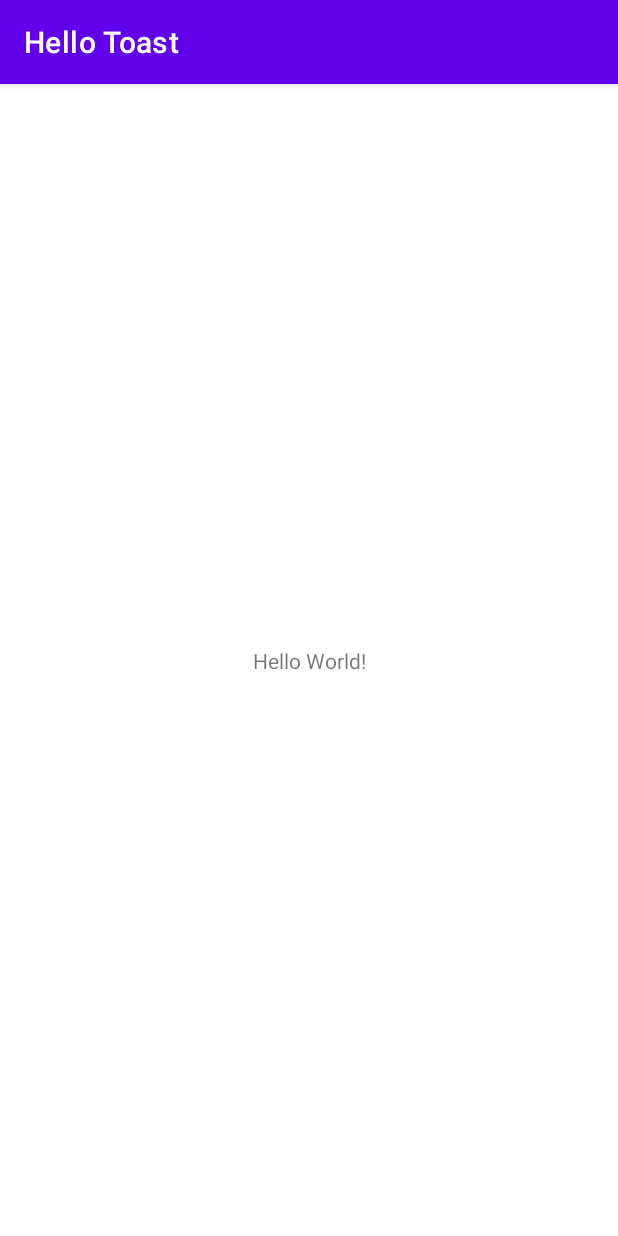
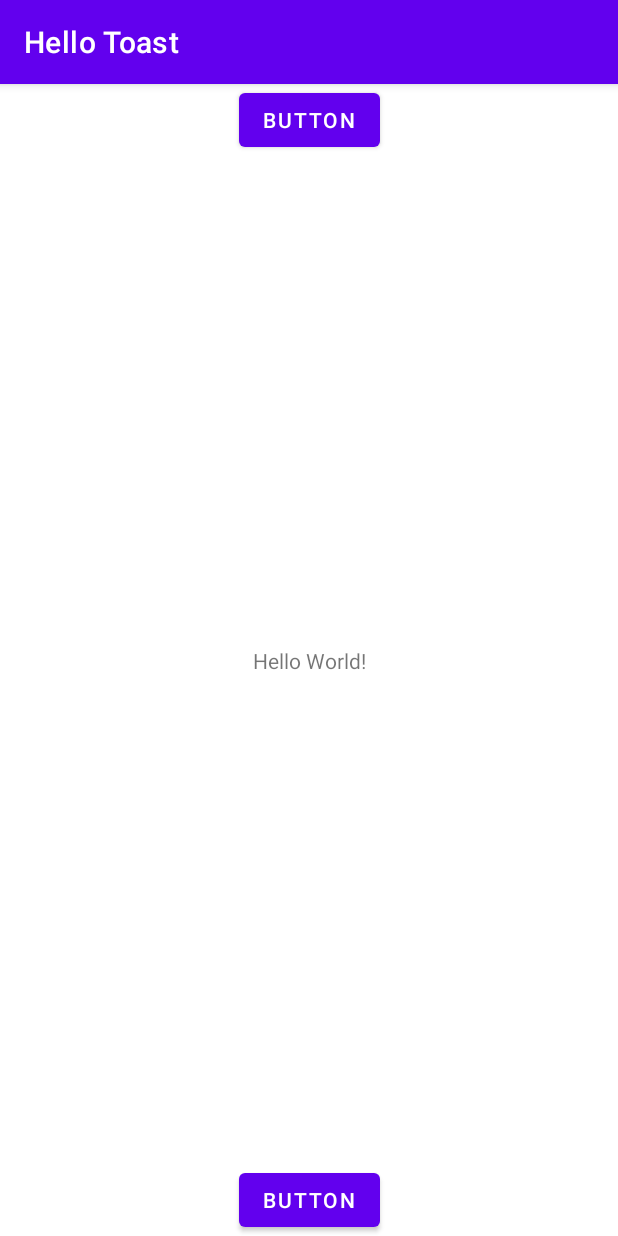
Before and after one commit to Aavash-KC/Your-first-interactive-UI, an Android app: the screen it shows after launch (MainActivity), on a phone screen of 412 x 824 dp. Run offline under Robolectric (Android 15) with nearby library versions, the phone set to English and light mode, and no system bars.

Commit message:
added two new buttons

```diff
--- a/app/src/main/res/layout/activity_main.xml
+++ b/app/src/main/res/layout/activity_main.xml
@@ -15,4 +15,22 @@
         app:layout_constraintRight_toRightOf="parent"
         app:layout_constraintTop_toTopOf="parent" />
 
+    <Button
+        android:id="@+id/button"
+        android:layout_width="wrap_content"
+        android:layout_height="wrap_content"
+        android:text="Button"
+        app:layout_constraintEnd_toEndOf="parent"
+        app:layout_constraintStart_toStartOf="parent"
+        app:layout_constraintTop_toTopOf="parent" />
+
+    <Button
+        android:id="@+id/button2"
+        android:layout_width="wrap_content"
+        android:layout_height="wrap_content"
+        android:text="Button"
+        app:layout_constraintBottom_toBottomOf="parent"
+        app:layout_constraintEnd_toEndOf="parent"
+        app:layout_constraintStart_toStartOf="parent" />
+
 </androidx.constraintlayout.widget.ConstraintLayout>
```
